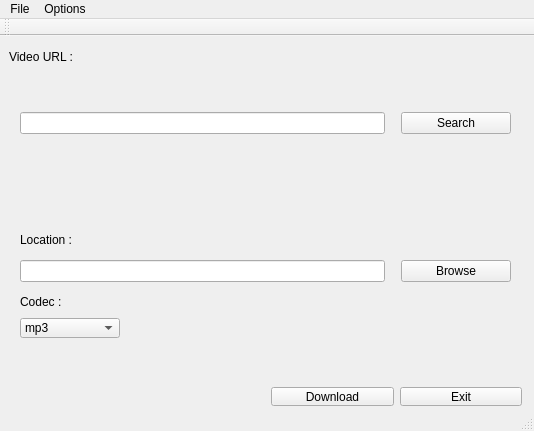
The window that launcher.ui (GuiBret/MusicDownloader) describes before a commit, drawn with Qt 5.
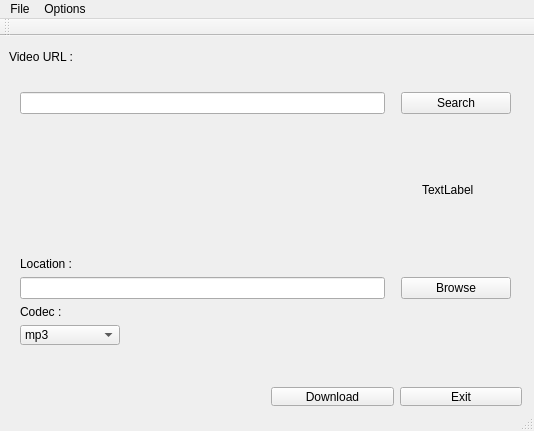
The same window after the commit.

```diff
--- a/launcher.ui
+++ b/launcher.ui
@@ -151,6 +151,11 @@
       </widget>
      </item>
      <item>
+      <layout class="QHBoxLayout" name="horizontalLayout">
+       <property name="spacing">
+        <number>0</number>
+       </property>
+       <item>
       <widget class="QLabel" name="lbl_error">
        <property name="sizePolicy">
         <sizepolicy hsizetype="Minimum" vsizetype="Minimum">
@@ -171,6 +176,30 @@
         <set>Qt::AlignCenter</set>
        </property>
       </widget>
+       </item>
+       <item>
+        <widget class="QLabel" name="lbl_image">
+         <property name="enabled">
+          <bool>true</bool>
+         </property>
+         <property name="minimumSize">
+          <size>
+           <width>0</width>
+           <height>100</height>
+          </size>
+         </property>
+         <property name="maximumSize">
+          <size>
+           <width>100</width>
+           <height>100</height>
+          </size>
+         </property>
+         <property name="text">
+          <string>TextLabel</string>
+         </property>
+        </widget>
+       </item>
+      </layout>
      </item>
      <item>
       <widget class="QWidget" name="widget_location" native="true">
```
Lines whose indentation alone changed are shown as unchanged.
